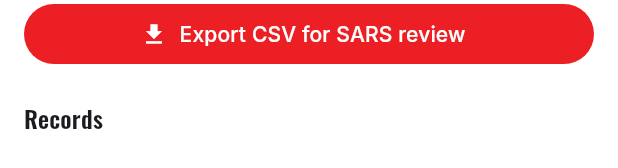
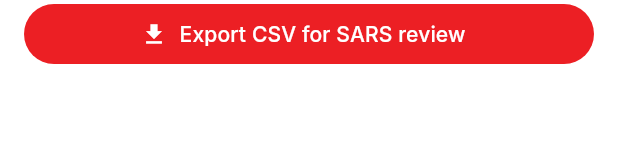
Before and after one commit to DFourie87/Nanini, a Flutter app: the DieselReportsScreen widget shown alone on an empty page, opened directly with empty values, on a phone screen of 412 x 824 dp. Shown: the part 590-758 px from the top of the screen. Run offline on Flutter 3.47's test engine with Material 3 defaults, Android fonts, the phone set to English and light mode, and no system bars; our stand-ins replace csv, fl_chart, flutter_map, google_fonts, latlong2, pdf and 4 more; accounts and stored records are empty; network calls fail.

Commit message:
Rework Diesel dashboard and reports: red tank bar, merged activity list
- Tank gauge bar is now red with a "Tank level" label above it and
  no more "full" suffix on the percentage.
- Removed the Records list from the Reports tab and folded it into
  the Dashboard's "Recent activity" section, which now shows refill
  vs usage, the asset filled (tank for refills, equipment for usage),
  and the litres.

Co-Authored-By: Claude Sonnet 5 <noreply@anthropic.com>
Claude-Session: https://claude.ai/code/session_0154FLxM7bQ7qjn16GE6RHFv

```diff
--- a/nanini_app/lib/features/diesel/diesel_reports_screen.dart
+++ b/nanini_app/lib/features/diesel/diesel_reports_screen.dart
@@ -3,7 +3,6 @@ import 'package:csv/csv.dart';
 import 'package:share_plus/share_plus.dart';
 import '../../core/formatters.dart';
 import '../../core/widgets/toast.dart';
-import '../../theme/nanini_theme.dart';
 import 'diesel_models.dart';
 import 'diesel_repository.dart';
 
@@ -150,27 +149,6 @@ class _DieselReportsScreenState extends State<DieselReportsScreen> {
                       icon: const Icon(Icons.download),
                       label: const Text('Export CSV for SARS review'),
                     ),
-                    const SizedBox(height: 20),
-                    Text('Records', style: Theme.of(context).textTheme.titleMedium),
-                    const SizedBox(height: 8),
-                    for (final p in filteredPurchases.reversed)
-                      Card(
-                        margin: const EdgeInsets.only(bottom: 8),
-                        child: ListTile(
-                          leading: const Icon(Icons.add_circle_outline, color: NaniniColors.green),
-                          title: Text('Purchase · ${fmtL(p.litres)}'),
-                          subtitle: Text('${fmtDateDisplay(p.date)} · ${p.supplier ?? ''}'),
-                        ),
-                      ),
-                    for (final u in filteredUsage.reversed)
-                      Card(
-                        margin: const EdgeInsets.only(bottom: 8),
-                        child: ListTile(
-                          leading: Icon(Icons.remove_circle_outline, color: u.eligible ? NaniniColors.rustDark : NaniniColors.muted),
-                          title: Text('Usage · ${fmtL(u.litres)}'),
-                          subtitle: Text('${fmtDateDisplay(u.date)} · ${u.equipment ?? ''} · ${u.activity ?? ''}'),
-                        ),
-                      ),
                   ],
                 );
               },
```
Also changed, not shown: nanini_app/lib/features/diesel/diesel_home_screen.dart (+6 -5 lines).
